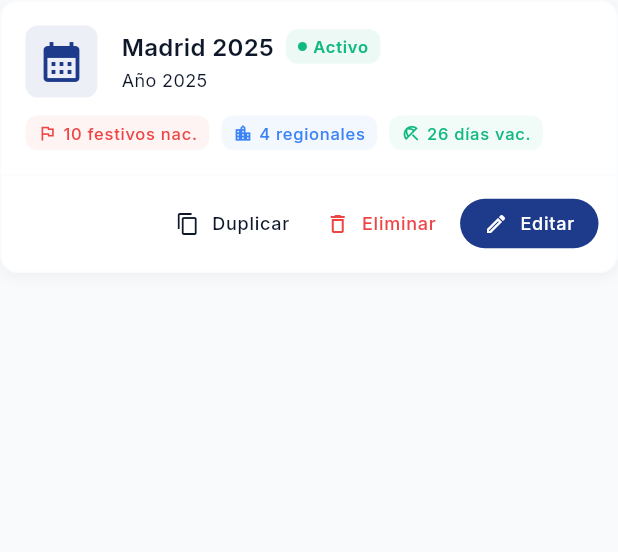
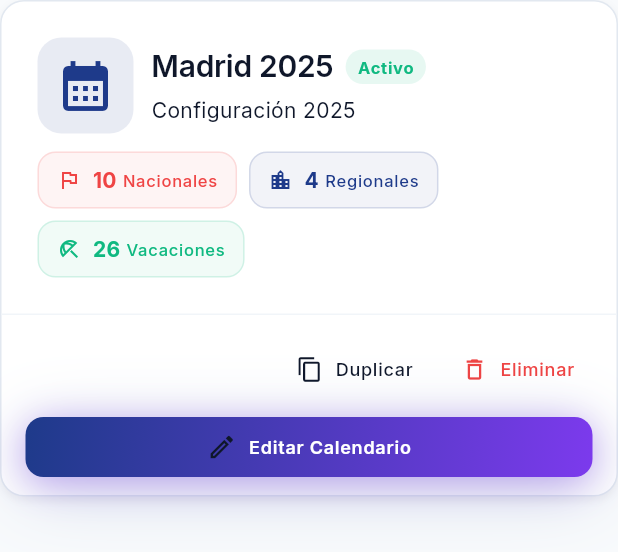
Before and after one commit to skiveldev/control-horario, a Flutter app: the CalendarCard widget shown alone on an empty page, opened directly with sample values from the repository, on a phone screen of 412 x 824 dp. Shown: the top 552 px of the screen. Run offline on Flutter 3.47's test engine with Material 3 defaults, Android fonts, the phone set to English and light mode, and no system bars; our stand-ins replace cloud_firestore, firebase_auth, firebase_core, flutter_riverpod, freezed_annotation, go_router and 5 more; accounts and stored records are empty; generated files the repository leaves out were written again.

Commit message:
style(admin): align calendar cards with reference

```diff
--- a/lib/features/admin/presentation/widgets/calendar_card.dart
+++ b/lib/features/admin/presentation/widgets/calendar_card.dart
@@ -2,6 +2,7 @@ import 'package:flutter/material.dart';
 import '../../../../core/theme/app_colors.dart';
 import '../../../../core/theme/app_text_styles.dart';
 import '../../../../core/theme/app_spacing.dart';
+import '../../../../shared/widgets/buttons/custom_button.dart';
 import '../../models/holiday_type.dart';
 import '../../models/work_calendar_model.dart';
 
@@ -40,12 +41,12 @@ class CalendarCard extends StatelessWidget {
     return Container(
       decoration: BoxDecoration(
         color: cs.surface,
-        borderRadius: AppSpacing.borderRadiusMd,
-        border: Border.all(color: cs.outlineVariant.withValues(alpha: 0.4)),
+        borderRadius: AppSpacing.borderRadiusLg,
+        border: Border.all(color: cs.outline),
         boxShadow: [
           BoxShadow(
             color: AppColors.shadow.withValues(alpha: 0.05),
-            blurRadius: 8,
+            blurRadius: 4,
             offset: const Offset(0, 2),
           ),
         ],
@@ -56,24 +57,55 @@ class CalendarCard extends StatelessWidget {
         children: [
           // ── Top section: icon, title area, stats chips ──
           Padding(
-            padding: AppSpacing.allLg,
-            child: Wrap(
-              spacing: AppSpacing.lg,
-              runSpacing: AppSpacing.md,
-              crossAxisAlignment: WrapCrossAlignment.center,
+            padding: AppSpacing.allXxl,
+            child: LayoutBuilder(
+              builder: (context, constraints) {
+                // Responsive: row layout on wider cards, column on narrow.
+                // At >= 700px we have enough room for icon + title + stats in one row.
+                if (constraints.maxWidth >= 700) {
+                  return Row(
+                    crossAxisAlignment: CrossAxisAlignment.center,
                     children: [
-                // Large calendar icon
+                      // Calendar icon — fixed size
                       _buildIcon(context, cs),
-                // Name, year, and status badge
-                _buildTitleArea(context, cs),
-                // Stats chips
+                      AppSpacing.horizontalSpaceXl,
+                      // Name, year, and status badge — flexible fill
+                      Flexible(
+                        flex: 3,
+                        child: _buildTitleArea(context, cs),
+                      ),
+                      AppSpacing.horizontalSpaceXl,
+                      // Stats chips — flexible so they wrap internally when
+                      // the row is not wide enough for all three chips inline.
+                      Flexible(
+                        flex: 2,
+                        child: _buildStatsRow(cs),
+                      ),
+                    ],
+                  );
+                }
+                return Column(
+                  crossAxisAlignment: CrossAxisAlignment.start,
+                  mainAxisSize: MainAxisSize.min,
+                  children: [
+                    Row(
+                      crossAxisAlignment: CrossAxisAlignment.center,
+                      children: [
+                        _buildIcon(context, cs),
+                        AppSpacing.horizontalSpaceMd,
+                        Flexible(child: _buildTitleArea(context, cs)),
+                      ],
+                    ),
+                    AppSpacing.verticalSpaceMd,
                     _buildStatsRow(cs),
                   ],
+                );
+              },
             ),
           ),
 
           // ── Divider ──
-          Divider(height: 1, color: cs.outlineVariant.withValues(alpha: 0.3)),
+          Divider(height: 1, thickness: 1, color: cs.outlineVariant),
 
           // ── Action bar ──
           _buildActions(cs),
@@ -89,17 +121,17 @@ class CalendarCard extends StatelessWidget {
   Widget _buildIcon(BuildContext context, ColorScheme cs) {
     final isActive = calendar.isActive;
     return Container(
-      width: 48,
-      height: 48,
+      width: 64,
+      height: 64,
       decoration: BoxDecoration(
         color: isActive
-            ? AppColors.primary.withValues(alpha: 0.08)
+            ? AppColors.primary.withValues(alpha: 0.10)
             : cs.surfaceContainerHighest,
-        borderRadius: AppSpacing.borderRadiusSm,
+        borderRadius: AppSpacing.borderRadiusLg,
       ),
       child: Icon(
         Icons.calendar_month,
-        size: AppSpacing.iconXl,
+        size: AppSpacing.iconXxl,
         color: isActive ? AppColors.primary : cs.onSurfaceVariant,
       ),
     );
@@ -114,27 +146,31 @@ class CalendarCard extends StatelessWidget {
       crossAxisAlignment: CrossAxisAlignment.start,
       mainAxisSize: MainAxisSize.min,
       children: [
-        // Name + status badge
+        // Name + status badge — both flexible so neither causes overflow
         Row(
-          mainAxisSize: MainAxisSize.min,
+          mainAxisSize: MainAxisSize.max,
           children: [
             Flexible(
+              flex: 3,
               child: Text(
                 calendar.name,
-                style: AppTextStyles.h5.copyWith(color: cs.onSurface),
+                style: AppTextStyles.h3.copyWith(color: cs.onSurface),
                 overflow: TextOverflow.ellipsis,
                 maxLines: 1,
               ),
             ),
             AppSpacing.horizontalSpaceSm,
-            _buildStatusBadge(cs),
+            Flexible(
+              flex: 1,
+              child: _buildStatusBadge(cs),
+            ),
           ],
         ),
-        const SizedBox(height: 2),
+        const SizedBox(height: 4),
         // Year subtitle
         Text(
-          'Año ${calendar.year}',
-          style: AppTextStyles.bodySmall.copyWith(
+          'Configuración ${calendar.year}',
+          style: AppTextStyles.bodyMedium.copyWith(
             color: cs.onSurfaceVariant,
           ),
         ),
@@ -150,7 +186,7 @@ class CalendarCard extends StatelessWidget {
     final isActive = calendar.isActive;
     final color = isActive ? AppColors.success : cs.onSurfaceVariant;
     final bgColor = isActive
-        ? AppColors.success.withValues(alpha: 0.08)
+        ? AppColors.success.withValues(alpha: 0.10)
         : cs.surfaceContainerHighest;
 
     return Container(
@@ -160,28 +196,16 @@ class CalendarCard extends StatelessWidget {
       ),
       decoration: BoxDecoration(
         color: bgColor,
-        borderRadius: AppSpacing.borderRadiusSm,
+        borderRadius: AppSpacing.borderRadiusCircular,
       ),
-      child: Row(
-        mainAxisSize: MainAxisSize.min,
-        children: [
-          Container(
-            width: 6,
-            height: 6,
-            decoration: BoxDecoration(
-              shape: BoxShape.circle,
-              color: color,
-            ),
-          ),
-          AppSpacing.horizontalSpaceXs,
-          Text(
+      child: Text(
         isActive ? 'Activo' : 'Borrador',
+        overflow: TextOverflow.ellipsis,
+        maxLines: 1,
         style: AppTextStyles.labelSmall.copyWith(
           color: color,
-              fontWeight: FontWeight.w600,
+          fontWeight: FontWeight.w700,
         ),
-          ),
-        ],
       ),
     );
   }
@@ -201,21 +225,24 @@ class CalendarCard extends StatelessWidget {
 
     return Wrap(
       spacing: AppSpacing.sm,
-      runSpacing: AppSpacing.xs,
+      runSpacing: AppSpacing.sm,
       children: [
         _statChip(
           icon: Icons.flag_outlined,
-          label: '$nationals festivos nac.',
+          value: '$nationals',
+          label: 'Nacionales',
           color: AppColors.error,
         ),
         _statChip(
           icon: Icons.location_city_outlined,
-          label: '$regionals regionales',
-          color: AppColors.info,
+          value: '$regionals',
+          label: 'Regionales',
+          color: cs.primary,
         ),
         _statChip(
           icon: Icons.beach_access_outlined,
-          label: '$vacations días vac.',
+          value: '$vacations',
+          label: 'Vacaciones',
           color: AppColors.success,
         ),
       ],
@@ -224,22 +251,34 @@ class CalendarCard extends StatelessWidget {
 
   Widget _statChip({
     required IconData icon,
+    required String value,
     required String label,
     required Color color,
   }) {
     return Container(
-      padding: AppSpacing.symmetric(
-        horizontal: AppSpacing.sm,
-        vertical: AppSpacing.xs,
+      padding: const EdgeInsets.symmetric(
+        horizontal: 12, // reference: px-3
+        vertical: 8, // reference: py-2
       ),
       decoration: BoxDecoration(
         color: color.withValues(alpha: 0.06),
-        borderRadius: AppSpacing.borderRadiusSm,
+        borderRadius: AppSpacing.borderRadiusMd, // reference: rounded-xl (12px)
+        border: Border.all(
+          color: color.withValues(alpha: 0.15),
+        ),
       ),
       child: Row(
         mainAxisSize: MainAxisSize.min,
         children: [
-          Icon(icon, size: 13, color: color),
+          Icon(icon, size: AppSpacing.iconSm, color: color),
+          AppSpacing.horizontalSpaceSm,
+          Text(
+            value,
+            style: AppTextStyles.labelLarge.copyWith(
+              color: color,
+              fontWeight: FontWeight.w700,
+            ),
+          ),
           AppSpacing.horizontalSpaceXs,
           Text(
             label,
@@ -257,57 +296,85 @@ class CalendarCard extends StatelessWidget {
   Widget _buildActions(ColorScheme cs) {
     return Padding(
       padding: AppSpacing.symmetric(
-        horizontal: AppSpacing.md,
-        vertical: AppSpacing.sm,
+        horizontal: AppSpacing.lg,
+        vertical: AppSpacing.md,
       ),
-      child: Wrap(
+      child: LayoutBuilder(
+        builder: (context, constraints) {
+          // Desktop/tablet: single row, right-aligned — matches reference
+          // <div class="flex gap-2"> with three side-by-side buttons.
+          if (constraints.maxWidth >= 450) {
+            return Row(
+              mainAxisAlignment: MainAxisAlignment.end,
+              children: [
+                _buildDuplicateButton(cs),
+                AppSpacing.horizontalSpaceSm,
+                _buildDeleteButton(cs),
+                AppSpacing.horizontalSpaceSm,
+                _buildEditButton(),
+              ],
+            );
+          }
+          // Mobile: wrap for overflow safety.  Children stay compact
+          // and never stretch full width because the Wrap gives each
+          // child loose constraints.
+          return Wrap(
             alignment: WrapAlignment.end,
             spacing: AppSpacing.sm,
             runSpacing: AppSpacing.sm,
             children: [
-          TextButton.icon(
+              _buildDuplicateButton(cs),
+              _buildDeleteButton(cs),
+              _buildEditButton(),
+            ],
+          );
+        },
+      ),
+    );
+  }
+
+  Widget _buildDuplicateButton(ColorScheme cs) {
+    return TextButton.icon(
       onPressed: onDuplicate,
-            icon: const Icon(Icons.copy_outlined, size: 16),
+      icon: const Icon(Icons.copy_outlined, size: 18),
       label: const Text('Duplicar'),
       style: TextButton.styleFrom(
         foregroundColor: cs.onSurfaceVariant,
         textStyle: AppTextStyles.labelMedium,
         padding: AppSpacing.symmetric(
-                horizontal: AppSpacing.sm,
-                vertical: AppSpacing.xs,
+          horizontal: AppSpacing.md,
+          vertical: AppSpacing.sm,
         ),
       ),
-          ),
-          TextButton.icon(
+    );
+  }
+
+  Widget _buildDeleteButton(ColorScheme cs) {
+    return TextButton.icon(
       onPressed: onDelete,
-            icon: const Icon(Icons.delete_outline, size: 16),
+      icon: const Icon(Icons.delete_outline, size: 18),
       label: const Text('Eliminar'),
       style: TextButton.styleFrom(
         foregroundColor: AppColors.error,
         textStyle: AppTextStyles.labelMedium,
         padding: AppSpacing.symmetric(
-                horizontal: AppSpacing.sm,
-                vertical: AppSpacing.xs,
-              ),
-            ),
-          ),
-          FilledButton.icon(
-            onPressed: onEdit,
-            icon: const Icon(Icons.edit_outlined, size: 16),
-            label: const Text('Editar'),
-            style: FilledButton.styleFrom(
-              backgroundColor: AppColors.primary,
-              foregroundColor: AppColors.textOnPrimary,
-              textStyle: AppTextStyles.labelMedium,
-              padding: AppSpacing.symmetric(
-                horizontal: AppSpacing.lg,
+          horizontal: AppSpacing.md,
           vertical: AppSpacing.sm,
         ),
-              minimumSize: Size.zero,
-            ),
-          ),
-        ],
       ),
     );
   }
+
+  /// Edit action button — shares the same brand gradient style as
+  /// "Nuevo Calendario" for visual coherence.  Medium size matches the
+  /// reference scale without oversizing the action bar.
+  Widget _buildEditButton() {
+    return CustomButton(
+      text: 'Editar Calendario',
+      icon: Icons.edit_outlined,
+      variant: ButtonVariant.brand,
+      size: ButtonSize.medium,
+      onPressed: onEdit,
+    );
   }
+}
```
Also changed, not shown: lib/features/admin/presentation/screens/calendar_management_screen.dart (+112 -40 lines), 1 other file. Lines whose indentation alone changed are shown as unchanged.
